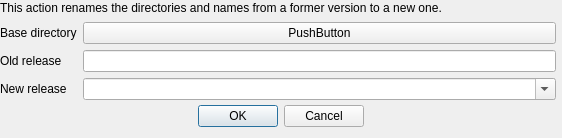
The window that mageiaSync/mageiaSyncDBrename.ui (papoteur-mga/mageiaSync) describes before a commit, drawn with Qt 5.
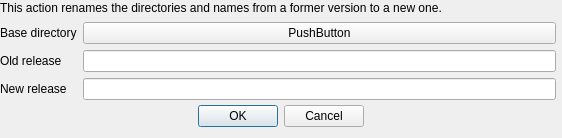
The same window after the commit.

Diff of the .ui file:
```diff
--- a/mageiaSync/mageiaSyncDBrename.ui
+++ b/mageiaSync/mageiaSyncDBrename.ui
@@ -93,14 +93,7 @@
      </widget>
     </item>
     <item row="3" column="1">
-     <widget class="QComboBox" name="newRelease">
-      <property name="locale">
-       <locale language="English" country="UnitedStates"/>
-      </property>
-      <property name="editable">
-       <bool>true</bool>
-      </property>
-     </widget>
+     <widget class="QLineEdit" name="newRelease"/>
     </item>
    </layout>
   </widget>
```
